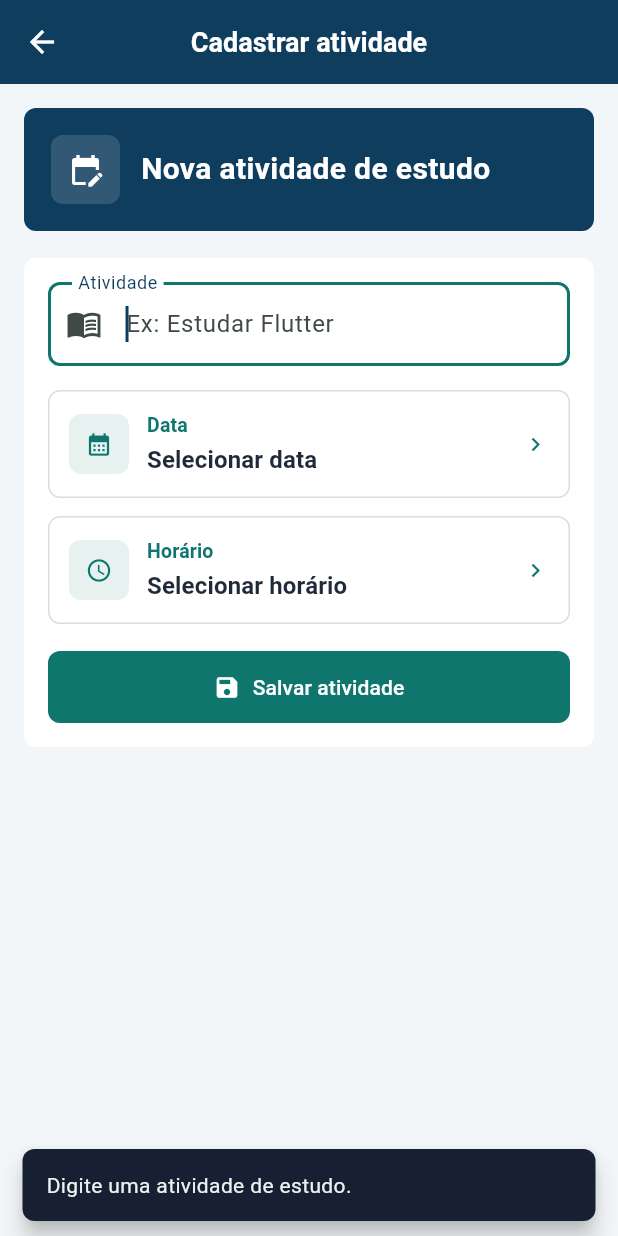
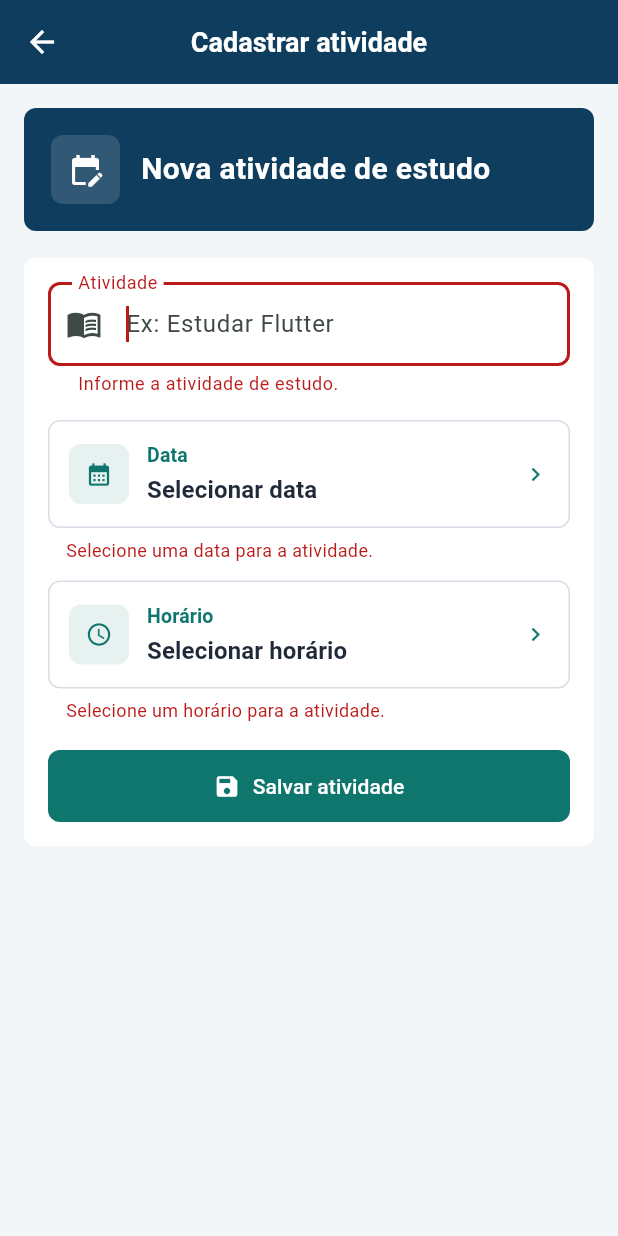
Before and after one commit to Walmir11/Flutter-Project, a Flutter app: the CadastroScreen screen opened directly, after a tap on "Salvar atividade", on a phone screen of 412 x 824 dp. Run offline on Flutter 3.47's test engine with Material 3 defaults, Android fonts, the phone set to English and light mode, and no system bars.

Commit message:
Ajustando cadastro e remoção

```diff
--- a/lib/screens/cadastro_screen.dart
+++ b/lib/screens/cadastro_screen.dart
@@ -4,16 +4,33 @@ import '../models/atividade_estudo.dart';
 import '../widgets/texto_padrao.dart';
 
 class CadastroScreen extends StatefulWidget {
-  const CadastroScreen({super.key});
+  final AtividadeEstudo? atividade;
+
+  const CadastroScreen({super.key, this.atividade});
 
   @override
   State<CadastroScreen> createState() => _CadastroScreenState();
 }
 
 class _CadastroScreenState extends State<CadastroScreen> {
+  final GlobalKey<FormState> _formKey = GlobalKey<FormState>();
   final TextEditingController _atividadeController = TextEditingController();
   DateTime? _dataSelecionada;
   TimeOfDay? _horarioSelecionado;
+
+  bool get _modoEdicao => widget.atividade != null;
+
+  @override
+  void initState() {
+    super.initState();
+
+    final atividade = widget.atividade;
+    if (atividade != null) {
+      _atividadeController.text = atividade.titulo;
+      _dataSelecionada = atividade.data;
+      _horarioSelecionado = atividade.horario;
+    }
+  }
 
   @override
   void dispose() {
@@ -22,28 +39,12 @@ class _CadastroScreenState extends State<CadastroScreen> {
   }
 
   void _salvarAtividade() {
-    final atividade = _atividadeController.text.trim();
-
-    if (atividade.isEmpty) {
-      ScaffoldMessenger.of(context).showSnackBar(
-        const SnackBar(content: Text('Digite uma atividade de estudo.')),
-      );
+    final formularioValido = _formKey.currentState?.validate() ?? false;
+    if (!formularioValido) {
       return;
     }
 
-    if (_dataSelecionada == null) {
-      ScaffoldMessenger.of(context).showSnackBar(
-        const SnackBar(content: Text('Selecione uma data para a atividade.')),
-      );
-      return;
-    }
-
-    if (_horarioSelecionado == null) {
-      ScaffoldMessenger.of(context).showSnackBar(
-        const SnackBar(content: Text('Selecione um horário para a atividade.')),
-      );
-      return;
-    }
+    final atividade = _atividadeController.text.trim();
 
     Navigator.pop(
       context,
@@ -105,10 +106,14 @@ class _CadastroScreenState extends State<CadastroScreen> {
     final colorScheme = Theme.of(context).colorScheme;
 
     return Scaffold(
-      appBar: AppBar(title: const Text('Cadastrar atividade')),
+      appBar: AppBar(
+        title: Text(_modoEdicao ? 'Editar atividade' : 'Cadastrar atividade'),
+      ),
       body: SafeArea(
         child: SingleChildScrollView(
           padding: const EdgeInsets.all(16),
+          child: Form(
+            key: _formKey,
             child: Column(
               children: [
                 Container(
@@ -133,9 +138,11 @@ class _CadastroScreenState extends State<CadastroScreen> {
                         ),
                       ),
                       const SizedBox(width: 14),
-                    const Expanded(
+                      Expanded(
                         child: TextoPadrao(
-                        'Nova atividade de estudo',
+                          _modoEdicao
+                              ? 'Atualizar atividade de estudo'
+                              : 'Nova atividade de estudo',
                           fontSize: 20,
                           fontWeight: FontWeight.bold,
                           color: Colors.white,
@@ -151,7 +158,7 @@ class _CadastroScreenState extends State<CadastroScreen> {
                     child: Column(
                       crossAxisAlignment: CrossAxisAlignment.stretch,
                       children: [
-                      TextField(
+                        TextFormField(
                           key: const Key('campoAtividade'),
                           controller: _atividadeController,
                           autofocus: true,
@@ -161,33 +168,80 @@ class _CadastroScreenState extends State<CadastroScreen> {
                             hintText: 'Ex: Estudar Flutter',
                             prefixIcon: Icon(Icons.menu_book),
                           ),
+                          validator: (value) {
+                            if (value == null || value.trim().isEmpty) {
+                              return 'Informe a atividade de estudo.';
+                            }
+
+                            return null;
+                          },
                         ),
                         const SizedBox(height: 16),
-                      _BotaoSelecao(
+                        FormField<DateTime>(
+                          initialValue: _dataSelecionada,
+                          validator: (_) {
+                            if (_dataSelecionada == null) {
+                              return 'Selecione uma data para a atividade.';
+                            }
+
+                            return null;
+                          },
+                          builder: (field) {
+                            return _CampoSelecaoValidado(
+                              errorText: field.errorText,
+                              child: _BotaoSelecao(
                                 key: const Key('botaoSelecionarData'),
                                 icon: Icons.calendar_month,
                                 titulo: 'Data',
                                 valor: _dataSelecionada == null
                                     ? 'Selecionar data'
                                     : _formatarData(_dataSelecionada!),
-                        onPressed: _selecionarData,
+                                onPressed: () async {
+                                  await _selecionarData();
+                                  field.didChange(_dataSelecionada);
+                                },
+                              ),
+                            );
+                          },
                         ),
                         const SizedBox(height: 12),
-                      _BotaoSelecao(
+                        FormField<TimeOfDay>(
+                          initialValue: _horarioSelecionado,
+                          validator: (_) {
+                            if (_horarioSelecionado == null) {
+                              return 'Selecione um horário para a atividade.';
+                            }
+
+                            return null;
+                          },
+                          builder: (field) {
+                            return _CampoSelecaoValidado(
+                              errorText: field.errorText,
+                              child: _BotaoSelecao(
                                 key: const Key('botaoSelecionarHorario'),
                                 icon: Icons.schedule,
                                 titulo: 'Horário',
                                 valor: _horarioSelecionado == null
                                     ? 'Selecionar horário'
                                     : _formatarHorario(_horarioSelecionado!),
-                        onPressed: _selecionarHorario,
+                                onPressed: () async {
+                                  await _selecionarHorario();
+                                  field.didChange(_horarioSelecionado);
+                                },
+                              ),
+                            );
+                          },
                         ),
                         const SizedBox(height: 18),
                         FilledButton.icon(
                           key: const Key('botaoSalvarAtividade'),
                           onPressed: _salvarAtividade,
                           icon: const Icon(Icons.save),
-                        label: const Text('Salvar atividade'),
+                          label: Text(
+                            _modoEdicao
+                                ? 'Salvar alterações'
+                                : 'Salvar atividade',
+                          ),
                         ),
                       ],
                     ),
@@ -197,6 +251,36 @@ class _CadastroScreenState extends State<CadastroScreen> {
             ),
           ),
         ),
+      ),
+    );
+  }
+}
+
+class _CampoSelecaoValidado extends StatelessWidget {
+  final Widget child;
+  final String? errorText;
+
+  const _CampoSelecaoValidado({required this.child, required this.errorText});
+
+  @override
+  Widget build(BuildContext context) {
+    final errorColor = Theme.of(context).colorScheme.error;
+
+    return Column(
+      crossAxisAlignment: CrossAxisAlignment.start,
+      children: [
+        child,
+        if (errorText != null) ...[
+          const SizedBox(height: 6),
+          Padding(
+            padding: const EdgeInsets.only(left: 12),
+            child: Text(
+              errorText!,
+              style: TextStyle(color: errorColor, fontSize: 12),
+            ),
+          ),
+        ],
+      ],
     );
   }
 }
```
Also changed, not shown: lib/screens/home_screen.dart (+86 -8 lines), lib/widgets/tarefa_item.dart (+9 -1 lines), 1 other file. Lines whose indentation alone changed are shown as unchanged.
